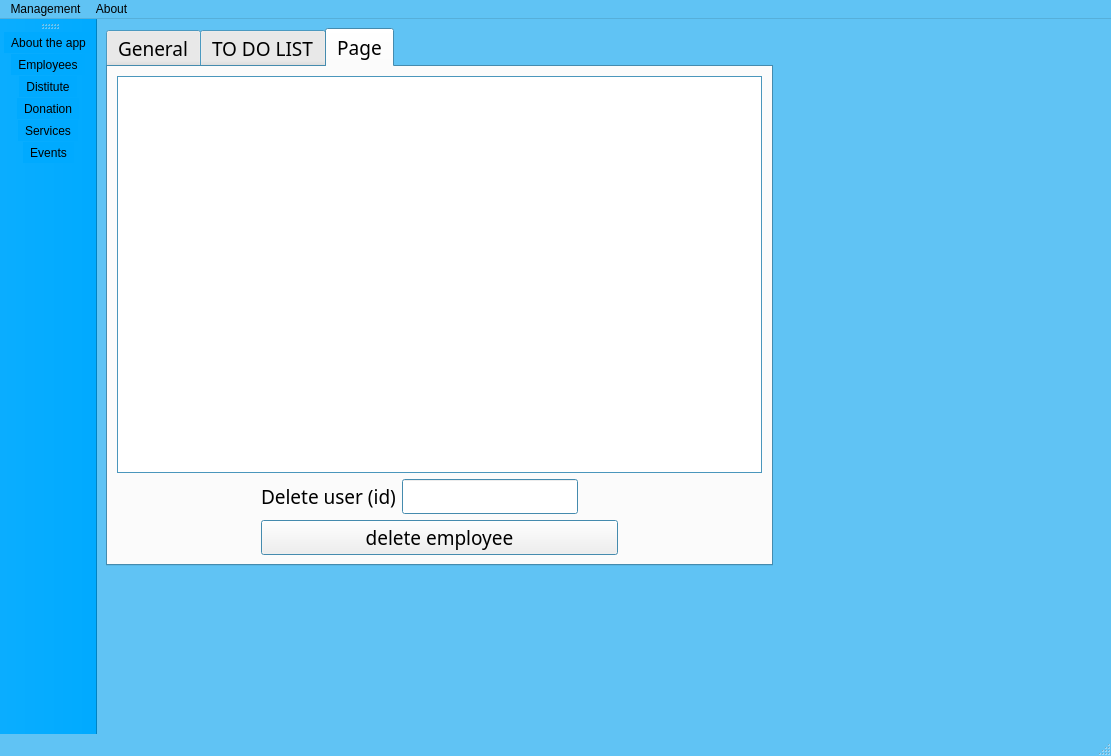
Above: mainwindow.ui from Ghalia9/SmartShareAncCareCenter before the change. Below: the same form after it.
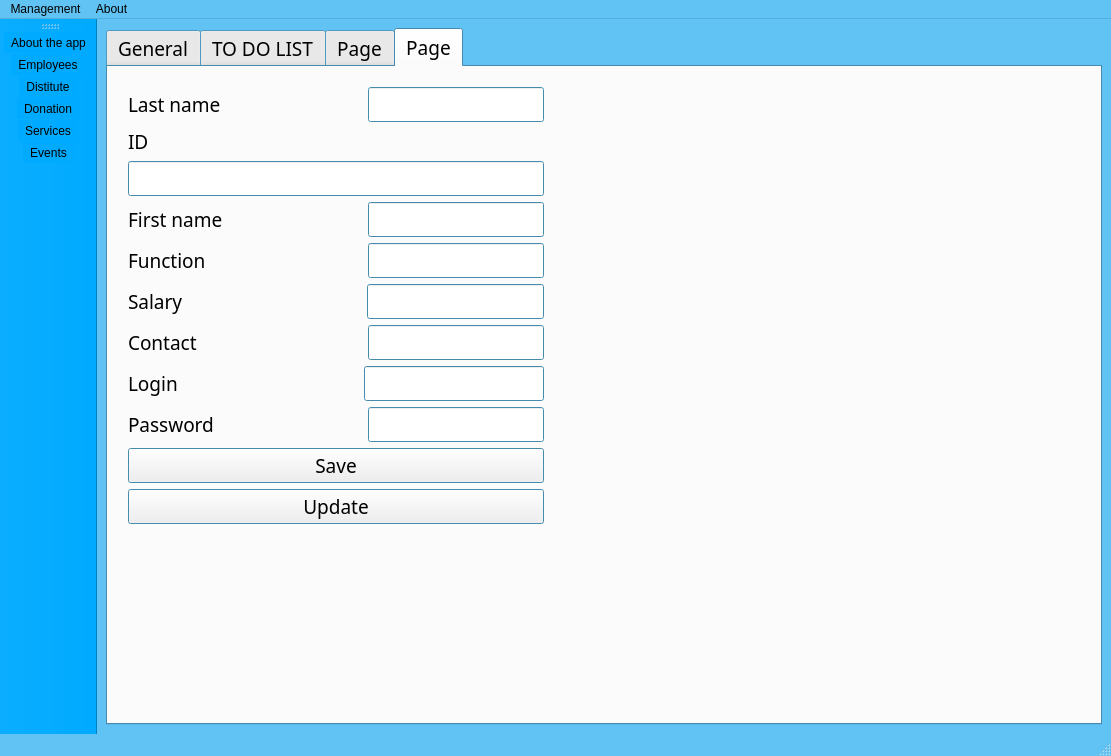
That is the form after the change. The open tabs and pages were chosen to show the change. Icons and pictures are not drawn.

```diff
--- a/mainwindow.ui
+++ b/mainwindow.ui
@@ -85,7 +85,7 @@
   </property>
   <widget class="QWidget" name="centralwidget">
    <layout class="QGridLayout" name="gridLayout_4">
-    <item row="0" column="1">
+    <item row="0" column="0">
      <widget class="QTabWidget" name="tabWidget">
       <property name="font">
        <font>
@@ -462,57 +462,50 @@
         <string>Page</string>
        </attribute>
        <layout class="QGridLayout" name="gridLayout_2">
-        <item row="1" column="0">
+        <item row="8" column="0">
          <layout class="QGridLayout" name="gridLayout_3">
           <item row="1" column="2">
-           <spacer name="horizontalSpacer_2">
-            <property name="orientation">
-             <enum>Qt::Horizontal</enum>
-            </property>
-            <property name="sizeHint" stdset="0">
-             <size>
-              <width>40</width>
-              <height>20</height>
-             </size>
-            </property>
-           </spacer>
-          </item>
-          <item row="0" column="1">
-           <layout class="QHBoxLayout" name="horizontalLayout">
-            <item>
-             <widget class="QLabel" name="label_9">
-              <property name="text">
-               <string>Delete user (id)</string>
-              </property>
-             </widget>
-            </item>
-            <item>
-             <widget class="QLineEdit" name="lineEdit_iddelete"/>
-            </item>
-            <item>
-             <spacer name="horizontalSpacer">
-              <property name="orientation">
-               <enum>Qt::Horizontal</enum>
-              </property>
-              <property name="sizeHint" stdset="0">
-               <size>
-                <width>40</width>
-                <height>20</height>
-               </size>
-              </property>
-             </spacer>
-            </item>
-           </layout>
-          </item>
-          <item row="1" column="1">
            <widget class="QPushButton" name="pushButton_5">
             <property name="text">
              <string>delete employee</string>
             </property>
            </widget>
           </item>
-          <item row="1" column="0">
-           <spacer name="horizontalSpacer_3">
+          <item row="0" column="2">
+           <widget class="QLineEdit" name="lineEdit_iddelete"/>
+          </item>
+          <item row="1" column="1">
+           <widget class="QPushButton" name="pushButton_3">
+            <property name="text">
+             <string>Generate PDF C.V</string>
+            </property>
+           </widget>
+          </item>
+          <item row="0" column="1">
+           <widget class="QLabel" name="label_9">
+            <property name="text">
+             <string>Employee ID:</string>
+            </property>
+           </widget>
+          </item>
+          <item row="0" column="4">
+           <layout class="QHBoxLayout" name="horizontalLayout"/>
+          </item>
+          <item row="0" column="0">
+           <spacer name="horizontalSpacer">
+            <property name="orientation">
+             <enum>Qt::Horizontal</enum>
+            </property>
+            <property name="sizeHint" stdset="0">
+             <size>
+              <width>40</width>
+              <height>20</height>
+             </size>
+            </property>
+           </spacer>
+          </item>
+          <item row="0" column="3">
+           <spacer name="horizontalSpacer_2">
             <property name="orientation">
              <enum>Qt::Horizontal</enum>
             </property>
@@ -527,38 +520,348 @@
          </layout>
         </item>
         <item row="0" column="0">
+         <widget class="QGroupBox" name="groupBox_2">
+          <property name="title">
+           <string/>
+          </property>
+          <widget class="QWidget" name="horizontalLayoutWidget_3">
+           <property name="geometry">
+            <rect>
+             <x>-1</x>
+             <y>-1</y>
+             <width>961</width>
+             <height>31</height>
+            </rect>
+           </property>
+           <layout class="QHBoxLayout" name="horizontalLayout_4">
+            <item>
+             <widget class="QComboBox" name="comboBox">
+              <item>
+               <property name="text">
+                <string>Descending salary</string>
+               </property>
+              </item>
+              <item>
+               <property name="text">
+                <string>Ascending salary</string>
+               </property>
+              </item>
+             </widget>
+            </item>
+            <item>
+             <widget class="QPushButton" name="pushButton_2">
+              <property name="text">
+               <string>Sort</string>
+              </property>
+             </widget>
+            </item>
+           </layout>
+          </widget>
+         </widget>
+        </item>
+        <item row="6" column="0">
+         <widget class="QLineEdit" name="lineEdit_search"/>
+        </item>
+        <item row="2" column="0" rowspan="2">
+         <widget class="QGroupBox" name="groupBox">
+          <property name="title">
+           <string/>
+          </property>
+          <widget class="QWidget" name="horizontalLayoutWidget_2">
+           <property name="geometry">
+            <rect>
+             <x>170</x>
+             <y>0</y>
+             <width>476</width>
+             <height>39</height>
+            </rect>
+           </property>
+           <layout class="QHBoxLayout" name="horizontalLayout_3">
+            <item>
+             <widget class="QCheckBox" name="checkBox_function">
+              <property name="text">
+               <string>Function</string>
+              </property>
+             </widget>
+            </item>
+            <item>
+             <widget class="QCheckBox" name="checkBox_name">
+              <property name="text">
+               <string>Name</string>
+              </property>
+             </widget>
+            </item>
+            <item>
+             <widget class="QCheckBox" name="checkBox_salary">
+              <property name="text">
+               <string>salary bigger than</string>
+              </property>
+             </widget>
+            </item>
+           </layout>
+          </widget>
+         </widget>
+        </item>
+        <item row="1" column="0">
          <widget class="QTableView" name="tableView"/>
         </item>
        </layout>
       </widget>
+      <widget class="QWidget" name="tab_4">
+       <attribute name="title">
+        <string>Page</string>
+       </attribute>
+       <widget class="QWidget" name="layoutWidget">
+        <property name="geometry">
+         <rect>
+          <x>20</x>
+          <y>20</y>
+          <width>416</width>
+          <height>511</height>
+         </rect>
+        </property>
+        <layout class="QGridLayout" name="gridLayout_11">
+         <item row="7" column="0">
+          <layout class="QHBoxLayout" name="horizontalLayout_32">
+           <item>
+            <widget class="QLabel" name="label_38">
+             <property name="text">
+              <string>Contact</string>
+             </property>
+            </widget>
+           </item>
+           <item>
+            <spacer name="horizontalSpacer_30">
+             <property name="orientation">
+              <enum>Qt::Horizontal</enum>
+             </property>
+             <property name="sizeHint" stdset="0">
+              <size>
+               <width>40</width>
+               <height>20</height>
+              </size>
+             </property>
+            </spacer>
+           </item>
+           <item>
+            <widget class="QLineEdit" name="lineEdit_contact_3"/>
+           </item>
+          </layout>
+         </item>
+         <item row="2" column="0">
+          <widget class="QLineEdit" name="lineEdit_id_3"/>
+         </item>
+         <item row="6" column="0">
+          <layout class="QHBoxLayout" name="horizontalLayout_31">
+           <item>
+            <widget class="QLabel" name="label_37">
+             <property name="text">
+              <string>Salary</string>
+             </property>
+            </widget>
+           </item>
+           <item>
+            <spacer name="horizontalSpacer_29">
+             <property name="orientation">
+              <enum>Qt::Horizontal</enum>
+             </property>
+             <property name="sizeHint" stdset="0">
+              <size>
+               <width>40</width>
+               <height>20</height>
+              </size>
+             </property>
+            </spacer>
+           </item>
+           <item>
+            <widget class="QLineEdit" name="lineEdit_salary_3"/>
+           </item>
+          </layout>
+         </item>
+         <item row="8" column="0">
+          <layout class="QHBoxLayout" name="horizontalLayout_29">
+           <item>
+            <widget class="QLabel" name="label_35">
+             <property name="text">
+              <string>Login</string>
+             </property>
+            </widget>
+           </item>
+           <item>
+            <spacer name="horizontalSpacer_27">
+             <property name="orientation">
+              <enum>Qt::Horizontal</enum>
+             </property>
+             <property name="sizeHint" stdset="0">
+              <size>
+               <width>40</width>
+               <height>20</height>
+              </size>
+             </property>
+            </spacer>
+           </item>
+           <item>
+            <widget class="QLineEdit" name="lineEdit_login_3"/>
+           </item>
+          </layout>
+         </item>
+         <item row="0" column="0">
+          <layout class="QHBoxLayout" name="horizontalLayout_28">
+           <item>
+            <widget class="QLabel" name="label_34">
+             <property name="text">
+              <string>Last name</string>
+             </property>
+            </widget>
+           </item>
+           <item>
+            <spacer name="horizontalSpacer_26">
+             <property name="orientation">
+              <enum>Qt::Horizontal</enum>
+             </property>
+             <property name="sizeHint" stdset="0">
+              <size>
+               <width>40</width>
+               <height>20</height>
+              </size>
+             </property>
+            </spacer>
+           </item>
+           <item>
+            <widget class="QLineEdit" name="lineEdit_lastname_3"/>
+           </item>
+          </layout>
+         </item>
+         <item row="1" column="0">
+          <widget class="QLabel" name="label_7">
+           <property name="text">
+            <string>ID</string>
+           </property>
+          </widget>
+         </item>
+         <item row="5" column="0">
+          <layout class="QHBoxLayout" name="horizontalLayout_33">
+           <item>
+            <widget class="QLabel" name="label_39">
+             <property name="text">
+              <string>Function</string>
+             </property>
+            </widget>
+           </item>
+           <item>
+            <spacer name="horizontalSpacer_31">
+             <property name="orientation">
+              <enum>Qt::Horizontal</enum>
+             </property>
+             <property name="sizeHint" stdset="0">
+              <size>
+               <width>40</width>
+               <height>20</height>
+              </size>
+             </property>
+            </spacer>
+           </item>
+           <item>
+            <widget class="QLineEdit" name="lineEdit_fucntion_3"/>
+           </item>
+          </layout>
+         </item>
+         <item row="12" column="0">
+          <spacer name="verticalSpacer_5">
+           <property name="orientation">
+            <enum>Qt::Vertical</enum>
+           </property>
+           <property name="sizeHint" stdset="0">
+            <size>
+             <width>20</width>
+             <height>40</height>
+            </size>
+           </property>
+          </spacer>
+         </item>
+         <item row="9" column="0">
+          <layout class="QHBoxLayout" name="horizontalLayout_30">
+           <item>
+            <widget class="QLabel" name="label_36">
+             <property name="text">
+              <string>Password</string>
+             </property>
+            </widget>
+           </item>
+           <item>
+            <spacer name="horizontalSpacer_28">
+             <property name="orientation">
+              <enum>Qt::Horizontal</enum>
+             </property>
+             <property name="sizeHint" stdset="0">
+              <size>
+               <width>40</width>
+               <height>20</height>
+              </size>
+             </property>
+            </spacer>
+           </item>
+           <item>
+            <widget class="QLineEdit" name="lineEdit_password_3"/>
+           </item>
+          </layout>
+         </item>
+         <item row="4" column="0">
+          <layout class="QHBoxLayout" name="horizontalLayout_27">
+           <item>
+            <widget class="QLabel" name="label_6">
+             <property name="text">
+              <string>First name</string>
+             </property>
+            </widget>
+           </item>
+           <item>
+            <spacer name="horizontalSpacer_25">
+             <property name="orientation">
+              <enum>Qt::Horizontal</enum>
+             </property>
+             <property name="sizeHint" stdset="0">
+              <size>
+               <width>40</width>
+               <height>20</height>
+              </size>
+             </property>
+            </spacer>
+           </item>
+           <item>
+            <widget class="QLabel" name="label_33">
+             <property name="text">
+              <string/>
+             </property>
+            </widget>
+           </item>
+           <item>
+            <widget class="QLineEdit" name="lineEdit_firstname_3"/>
+           </item>
+          </layout>
+         </item>
+         <item row="10" column="0">
+          <widget class="QPushButton" name="pushButton_10">
+           <property name="text">
+            <string>Save</string>
+           </property>
+          </widget>
+         </item>
+         <item row="3" column="0">
+          <layout class="QGridLayout" name="gridLayout_12"/>
+         </item>
+         <item row="11" column="0">
+          <widget class="QPushButton" name="pushButton_edit">
+           <property name="text">
+            <string>Update</string>
+           </property>
+          </widget>
+         </item>
+        </layout>
+       </widget>
+      </widget>
      </widget>
     </item>
-    <item row="1" column="1">
-     <spacer name="verticalSpacer_3">
-      <property name="orientation">
-       <enum>Qt::Vertical</enum>
-      </property>
-      <property name="sizeHint" stdset="0">
-       <size>
-        <width>20</width>
-        <height>40</height>
-       </size>
-      </property>
-     </spacer>
-    </item>
-    <item row="0" column="2">
-     <spacer name="horizontalSpacer_17">
-      <property name="orientation">
-       <enum>Qt::Horizontal</enum>
-      </property>
-      <property name="sizeHint" stdset="0">
-       <size>
-        <width>40</width>
-        <height>20</height>
-       </size>
-      </property>
-     </spacer>
-    </item>
    </layout>
   </widget>
   <widget class="QMenuBar" name="menubar">
```
Left out of the diff: 10 changed lines with no effect on the pictures.
